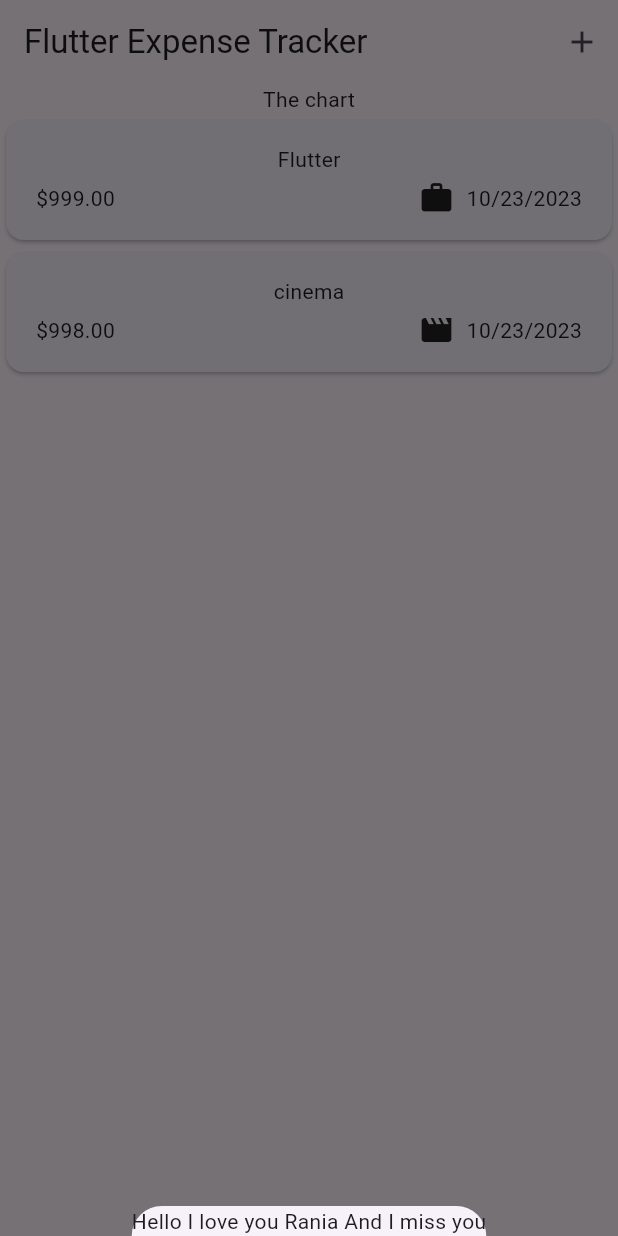
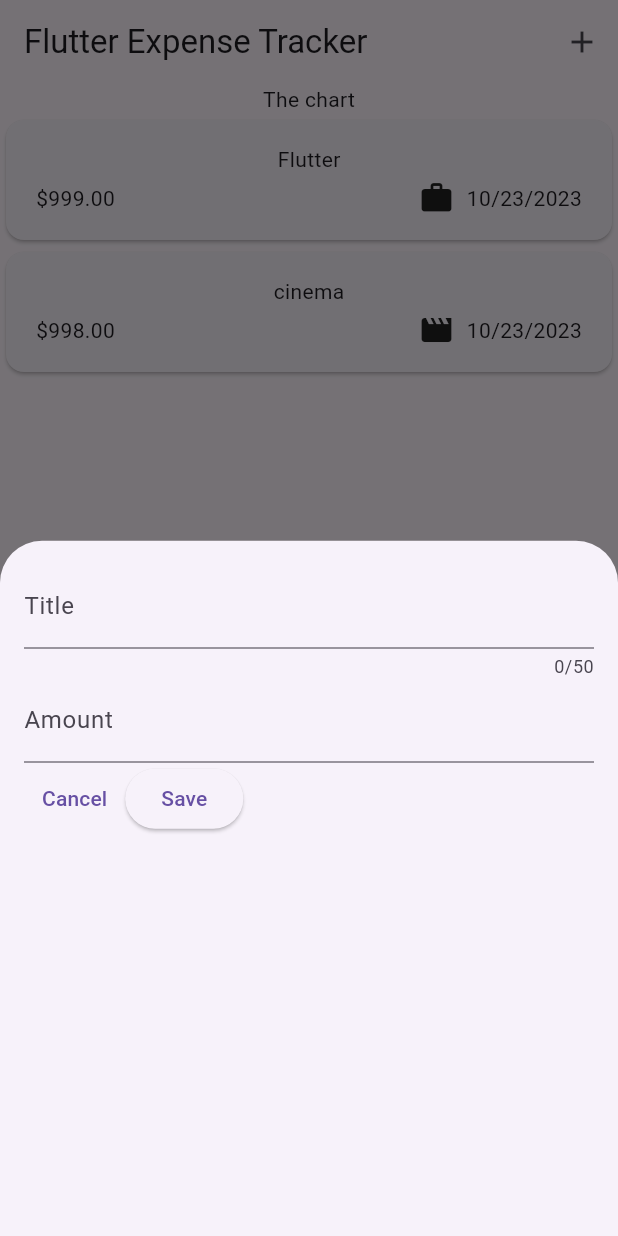
Before and after one commit to Zeeshanunique/expense_tracker, a Flutter app: the screen it shows after launch, after a tap on the "add" icon, on a phone screen of 412 x 824 dp. Run offline on Flutter 3.47's test engine with Material 2 defaults, Android fonts, the phone set to English and light mode, and no system bars.

Commit message:
first commit

```diff
--- a/lib/widgets/expenses.dart
+++ b/lib/widgets/expenses.dart
@@ -1,5 +1,6 @@
 import 'package:expense_tracker/models/expense.dart';
 import 'package:expense_tracker/widgets/expenses_list/expenses_list.dart';
+import 'package:expense_tracker/widgets/new_expence.dart';
 import 'package:flutter/material.dart';
 
 class Expenses extends StatefulWidget {
@@ -28,7 +29,7 @@ class _ExpensesState extends State<Expenses> {
   _openAddExpenceOverlay() {
     showModalBottomSheet(
       context: context,
-      builder: (ctx) => const Text('Hello I love you Rania And I miss you'),
+      builder: (ctx) => const NewExpence(),
     );
   }
 
--- a/lib/widgets/new_expence.dart
+++ b/lib/widgets/new_expence.dart
@@ -8,18 +8,50 @@ class NewExpence extends StatefulWidget {
 }
 
 class _NewExpenceState extends State<NewExpence> {
+  final _titleController = TextEditingController();
+  final _amountController = TextEditingController();
+
+  @override
+  void dispose() {
+    _titleController.dispose();
+    _amountController.dispose();
+    super.dispose();
+  }
+
   @override
   Widget build(BuildContext context) {
-    return const Padding(
-      padding: EdgeInsets.all(16),
+    return Padding(
+      padding: const EdgeInsets.all(16),
       child: Column(
         children: [
           TextField(
+            controller: _titleController,
             maxLength: 50,
-            decoration: InputDecoration(
+            decoration: const InputDecoration(
               label: Text('Title'),
             ),
           ),
+          TextField(
+            controller: _amountController,
+            keyboardType: TextInputType.number,
+            decoration: const InputDecoration(
+              prefixText: '\$',
+              label: Text('Amount'),
+            ),
+          ),
+          Row(children: [
+            TextButton(
+              onPressed: () {},
+              child: const Text('Cancel'),
+            ),
+            ElevatedButton(
+              onPressed: () {
+                print(_titleController.text);
+                print(_amountController.text);
+              },
+              child: const Text('Save'),
+            ),
+          ])
         ],
       ),
     );
```
